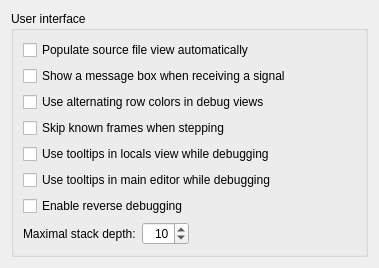
This is src/plugins/debugger/commonoptionspage.ui in qt-creator/qt-creator as Qt 5 draws it before an edit. The edited form follows.
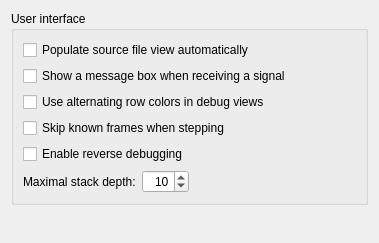
This is the edited form.

Commit message: debugger: make 'address column' in stack and breakpoint view optional

Patch:
```diff
--- a/src/plugins/debugger/commonoptionspage.ui
+++ b/src/plugins/debugger/commonoptionspage.ui
@@ -52,26 +52,6 @@
         </property>
        </widget>
       </item>
-      <item>
-       <widget class="QCheckBox" name="checkBoxUseToolTipsInMainEditor">
-        <property name="toolTip">
-         <string>Checking this will enable tooltips for variable values during debugging. Since this can slow down debugging and does not provide reliable information as it does not use scope information, it is switched off by default.</string>
-        </property>
-        <property name="text">
-         <string>Use tooltips in locals view while debugging</string>
-        </property>
-       </widget>
-      </item>
-      <item>
-       <widget class="QCheckBox" name="checkBoxUseToolTipsInLocalsView">
-        <property name="toolTip">
-         <string>Checking this will enable tooltips for in the locals view during debugging.</string>
-        </property>
-        <property name="text">
-         <string>Use tooltips in main editor while debugging</string>
-        </property>
-       </widget>
-      </item>
       <item>
        <widget class="QCheckBox" name="checkBoxEnableReverseDebugging">
         <property name="text">
```
The commit also changes 12 other files.
